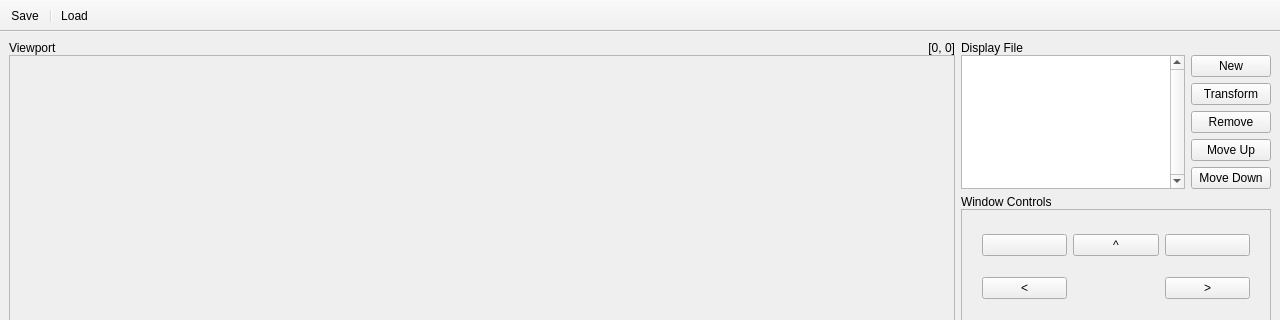
Old version of the form data/main.ui in the repository RamAddict/Interactive-Graphical-System; both pictures show x 0 to 1280 and y 0 to 320 of the 1280 by 720 pixel window.
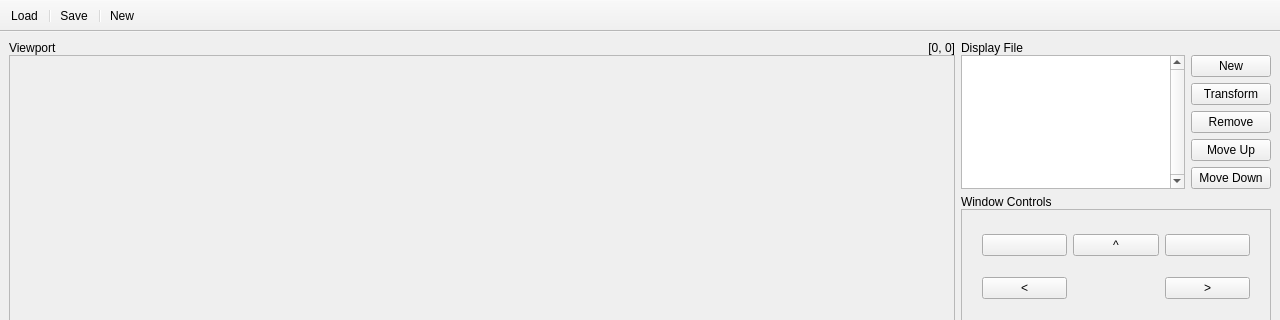
New version of the form. Icons and pictures are not drawn.

Commit message:
Add manual input format
In addition to OBJ, for some reason.

```diff
--- a/data/main.ui
+++ b/data/main.ui
@@ -963,9 +963,11 @@
    <attribute name="toolBarBreak">
     <bool>false</bool>
    </attribute>
-   <addaction name="actionSave"/>
-   <addaction name="separator"/>
    <addaction name="actionLoad"/>
+   <addaction name="separator"/>
+   <addaction name="actionSave"/>
+   <addaction name="separator"/>
+   <addaction name="actionNew"/>
   </widget>
   <action name="actionSave">
    <property name="text">
@@ -977,6 +979,11 @@
     <string>Load</string>
    </property>
   </action>
+  <action name="actionNew">
+   <property name="text">
+    <string>New</string>
+   </property>
+  </action>
  </widget>
  <resources/>
  <connections/>
```
The commit also changes 1 other file.
